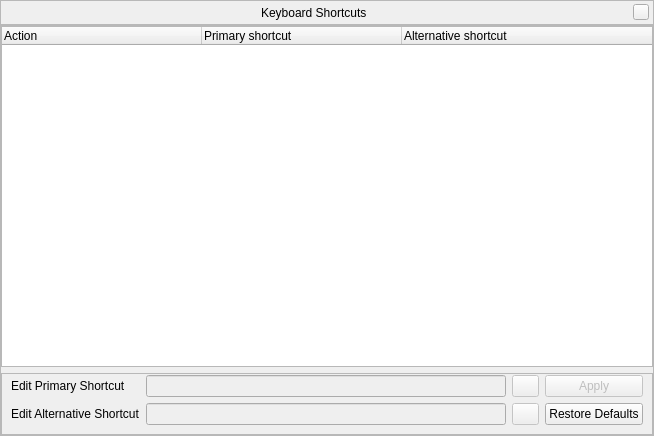
First picture: the form in src/gui/shortcutsDialog.ui, repository 519984307/stellarium_src, before the edit.
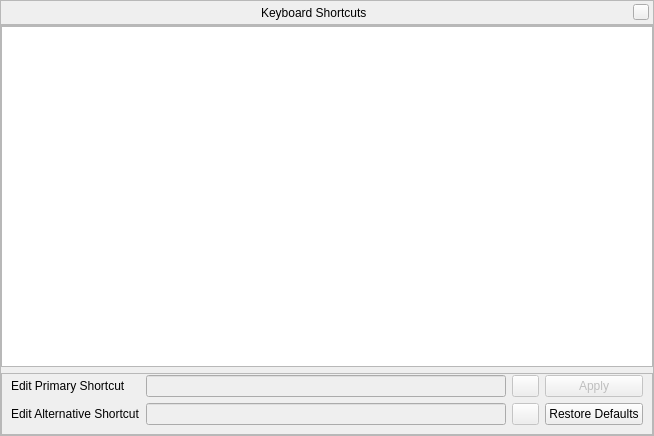
Second picture: the form after the edit. Icons and pictures are not drawn. Custom widgets are drawn as their Qt base class.

Commit message: use a model/QTreeView instead of a QTreeWidget in ShortcutsDialog (necessary for adding a search field)

What changed in the file:
```diff
--- a/src/gui/shortcutsDialog.ui
+++ b/src/gui/shortcutsDialog.ui
@@ -121,7 +121,7 @@
        <number>0</number>
       </property>
       <item>
-       <widget class="QTreeWidget" name="shortcutsTreeWidget">
+       <widget class="QTreeView" name="shortcutsTreeView">
         <property name="uniformRowHeights">
          <bool>true</bool>
         </property>
@@ -137,21 +137,12 @@
         <attribute name="headerMinimumSectionSize">
          <number>100</number>
         </attribute>
-        <column>
-         <property name="text">
-          <string>Action</string>
-         </property>
-        </column>
-        <column>
-         <property name="text">
-          <string>Primary shortcut</string>
-         </property>
-        </column>
-        <column>
-         <property name="text">
-          <string>Alternative shortcut</string>
-         </property>
-        </column>
+        <attribute name="headerShowSortIndicator" stdset="0">
+         <bool>false</bool>
+        </attribute>
+        <attribute name="headerStretchLastSection">
+         <bool>true</bool>
+        </attribute>
        </widget>
       </item>
       <item>
```
Left out of the diff: 3 changed lines with no effect on the pictures. The commit also changes 2 other files.
